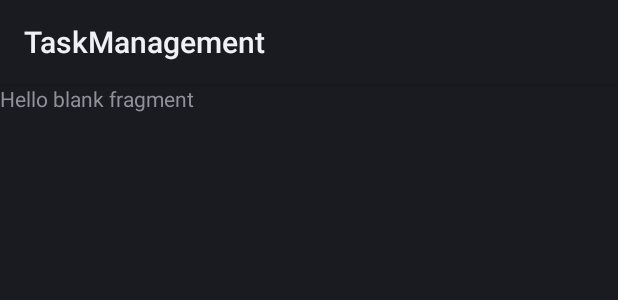
After one commit to diegoBizarelo/TaskManagement, an Android app: the layout fragment_task_list.xml on its own in the app's theme, with its tools: preview values and no code run, on a phone screen of 412 x 824 dp. The commit adds this screen. Shown: the top 300 px of the screen. Run offline under Robolectric (Android 15) with nearby library versions, the phone set to English and light mode, and no system bars.

Commit message:
Inicio da criação da lista de tarefas

```diff
--- a/app/build.gradle
+++ b/app/build.gradle
@@ -39,6 +39,7 @@
     implementation 'androidx.appcompat:appcompat:1.2.0'
     implementation 'com.google.android.material:material:1.3.0'
     implementation 'androidx.constraintlayout:constraintlayout:2.0.4'
+    implementation 'androidx.legacy:legacy-support-v4:1.0.0'
     testImplementation 'junit:junit:4.+'
     androidTestImplementation 'androidx.test.ext:junit:1.1.2'
     androidTestImplementation 'androidx.test.espresso:espresso-core:3.3.0'
--- /dev/null
+++ b/app/src/main/res/layout/fragment_task_list.xml
@@ -0,0 +1,14 @@
+<?xml version="1.0" encoding="utf-8"?>
+<FrameLayout xmlns:android="http://schemas.android.com/apk/res/android"
+    xmlns:tools="http://schemas.android.com/tools"
+    android:layout_width="match_parent"
+    android:layout_height="match_parent"
+    tools:context=".ui.TaskListFragment">
+
+    <!-- TODO: Update blank fragment layout -->
+    <TextView
+        android:layout_width="match_parent"
+        android:layout_height="match_parent"
+        android:text="@string/hello_blank_fragment" />
+
+</FrameLayout>
--- a/app/src/main/res/values/strings.xml
+++ b/app/src/main/res/values/strings.xml
@@ -1,3 +1,5 @@
 <resources>
     <string name="app_name">TaskManagement</string>
+    <!-- TODO: Remove or change this placeholder text -->
+    <string name="hello_blank_fragment">Hello blank fragment</string>
 </resources>
```
Also changed, not shown: app/src/main/java/com/diego/bizarelo/taskmanagement/ui/TaskListFragment.kt (added, +28 -0 lines).
